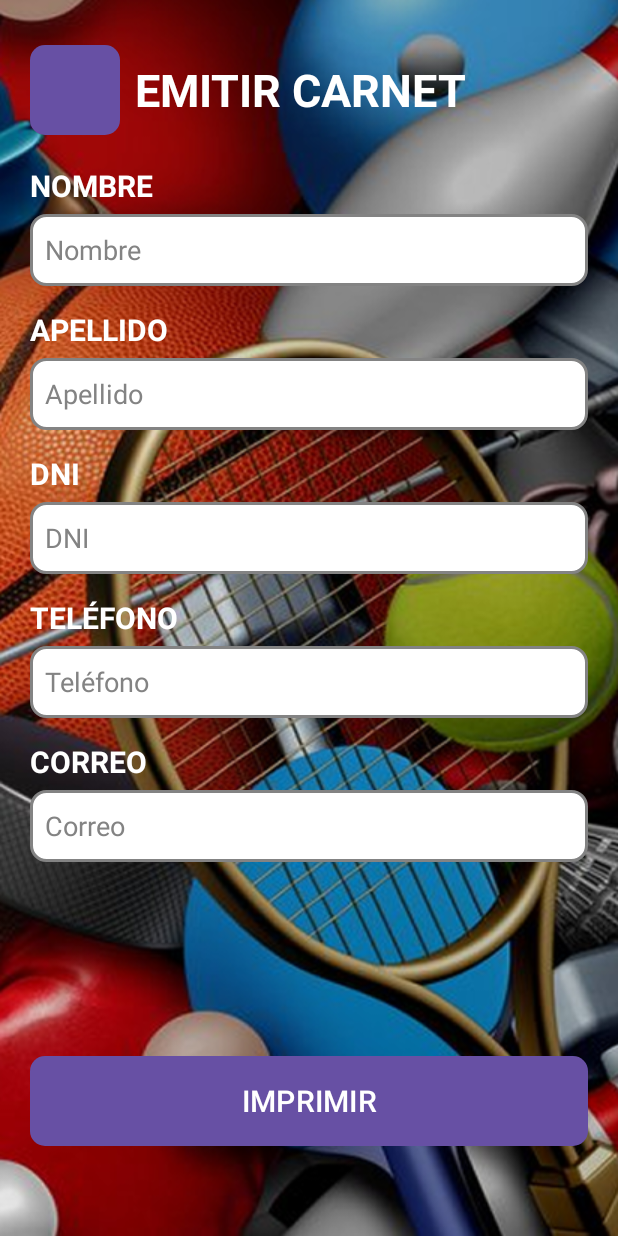
After one commit to gezcarlos22/GrupoTopacio, an Android app built with Jetpack Compose: the layout activity_emitir_carnet_valido.xml on its own in the app's theme, with its tools: preview values and no code run, on a phone screen of 412 x 824 dp. The commit adds this screen. Run offline under Robolectric (Android 15) with nearby library versions, the phone set to English and light mode, and no system bars.

Commit message:
Agrega ver vencimientos y emitir carnet

```diff
--- a/app/src/main/AndroidManifest.xml
+++ b/app/src/main/AndroidManifest.xml
@@ -51,6 +51,10 @@
                 <category android:name="android.intent.category.LAUNCHER" />
             </intent-filter>
         </activity>
+
+        <activity android:name=".VerVencimientosActivity" />
+
+        <activity android:name=".EmitirCarnetActivity" />
     </application>
 
 </manifest>
--- /dev/null
+++ b/app/src/main/res/layout/activity_emitir_carnet_valido.xml
@@ -0,0 +1,209 @@
+<?xml version="1.0" encoding="utf-8"?>
+<androidx.constraintlayout.widget.ConstraintLayout
+    xmlns:android="http://schemas.android.com/apk/res/android"
+    xmlns:app="http://schemas.android.com/apk/res-auto"
+    xmlns:tools="http://schemas.android.com/tools"
+    android:id="@+id/main"
+    android:layout_width="match_parent"
+    android:layout_height="match_parent"
+    android:background="@drawable/backgraund2"
+    android:paddingVertical="30dp"
+    tools:context=".EmitirCarnetActivity">
+
+    <ScrollView
+        android:layout_width="0dp"
+        android:layout_height="0dp"
+        android:layout_marginHorizontal="20dp"
+        app:layout_constraintTop_toTopOf="parent"
+        app:layout_constraintBottom_toTopOf="@id/btnImprimir"
+        app:layout_constraintStart_toStartOf="parent"
+        app:layout_constraintEnd_toEndOf="parent"
+        android:layout_marginBottom="16dp">
+
+        <LinearLayout
+            android:layout_width="match_parent"
+            android:layout_height="wrap_content"
+            android:orientation="vertical">
+
+            <LinearLayout
+                android:id="@+id/header_layout"
+                android:layout_width="match_parent"
+                android:layout_height="wrap_content"
+                android:gravity="center_vertical"
+                android:orientation="horizontal"
+                android:layout_marginBottom="20dp">
+
+                <Button
+                    android:id="@+id/btnVolverAtras"
+                    android:layout_width="60dp"
+                    android:layout_height="60dp"
+                    android:background="@drawable/buttonpurple_fondo"
+                    android:layout_marginEnd="10dp" />
+
+                <TextView
+                    android:layout_width="wrap_content"
+                    android:layout_height="wrap_content"
+                    android:text="EMITIR CARNET"
+                    android:textSize="30sp"
+                    android:textStyle="bold"
+                    android:textColor="@color/white" />
+            </LinearLayout>
+
+            <LinearLayout
+                android:layout_width="match_parent"
+                android:layout_height="wrap_content"
+                android:orientation="vertical"
+                android:layout_marginBottom="15dp">
+
+                <TextView
+                    android:layout_width="wrap_content"
+                    android:layout_height="wrap_content"
+                    android:layout_marginBottom="5dp"
+                    android:text="NOMBRE"
+                    android:textColor="@color/white"
+                    android:textSize="20sp"
+                    android:textStyle="bold" />
+
+                <EditText
+                    android:id="@+id/edit_nombre"
+                    android:layout_width="match_parent"
+                    android:layout_height="wrap_content"
+                    android:minHeight="48dp"
+                    android:hint="Nombre"
+                    android:inputType="textPersonName"
+                    android:padding="10dp"
+                    android:textColor="@color/black"
+                    android:textColorHint="@color/grey"
+                    android:background="@drawable/edittext_fondo" />
+            </LinearLayout>
+
+            <LinearLayout
+                android:layout_width="match_parent"
+                android:layout_height="wrap_content"
+                android:orientation="vertical"
+                android:layout_marginBottom="15dp">
+
+                <TextView
+                    android:layout_width="wrap_content"
+                    android:layout_height="wrap_content"
+                    android:layout_marginBottom="5dp"
+                    android:text="APELLIDO"
+                    android:textColor="@color/white"
+                    android:textSize="20sp"
+                    android:textStyle="bold" />
+
+                <EditText
+                    android:id="@+id/edit_apellido"
+                    android:layout_width="match_parent"
+                    android:layout_height="wrap_content"
+                    android:minHeight="48dp"
+                    android:hint="Apellido"
+                    android:inputType="textPersonName"
+                    android:padding="10dp"
+                    android:textColor="@color/black"
+                    android:textColorHint="@color/grey"
+                    android:background="@drawable/edittext_fondo" />
+            </LinearLayout>
+
+            <LinearLayout
+                android:layout_width="match_parent"
+                android:layout_height="wrap_content"
+                android:orientation="vertical"
+                android:layout_marginBottom="15dp">
+
+                <TextView
+                    android:layout_width="wrap_content"
+                    android:layout_height="wrap_content"
+                    android:layout_marginBottom="5dp"
+                    android:text="DNI"
+                    android:textColor="@color/white"
+                    android:textSize="20sp"
+                    android:textStyle="bold" />
+
+                <EditText
+                    android:id="@+id/edit_dni"
+                    android:layout_width="match_parent"
+                    android:layout_height="wrap_content"
+                    android:minHeight="48dp"
+                    android:hint="DNI"
+                    android:inputType="number"
+                    android:padding="10dp"
+                    android:textColor="@color/black"
+                    android:textColorHint="@color/grey"
+                    android:background="@drawable/edittext_fondo" />
+            </LinearLayout>
+
+            <LinearLayout
+                android:layout_width="match_parent"
+                android:layout_height="wrap_content"
+                android:orientation="vertical"
+                android:layout_marginBottom="15dp">
+
+                <TextView
+                    android:layout_width="wrap_content"
+                    android:layout_height="wrap_content"
+                    android:layout_marginBottom="5dp"
+                    android:text="TELÉFONO"
+                    android:textColor="@color/white"
+                    android:textSize="20sp"
+                    android:textStyle="bold" />
+
+                <EditText
+                    android:id="@+id/edit_telefono"
+                    android:layout_width="match_parent"
+                    android:layout_height="wrap_content"
+                    android:minHeight="48dp"
+                    android:hint="Teléfono"
+                    android:inputType="phone"
+                    android:padding="10dp"
+                    android:textColor="@color/black"
+                    android:textColorHint="@color/grey"
+                    android:background="@drawable/edittext_fondo" />
+            </LinearLayout>
+
+            <LinearLayout
+                android:layout_width="match_parent"
+                android:layout_height="wrap_content"
+                android:orientation="vertical"
+                android:layout_marginBottom="25dp">
+
+                <TextView
+                    android:layout_width="wrap_content"
+                    android:layout_height="wrap_content"
+                    android:layout_marginBottom="5dp"
+                    android:text="CORREO"
+                    android:textColor="@color/white"
+                    android:textSize="20sp"
+                    android:textStyle="bold" />
+
+                <EditText
+                    android:id="@+id/edit_correo"
+                    android:layout_width="match_parent"
+                    android:layout_height="wrap_content"
+                    android:minHeight="48dp"
+                    android:hint="Correo"
+                    android:inputType="textEmailAddress"
+                    android:padding="10dp"
+                    android:textColor="@color/black"
+                    android:textColorHint="@color/grey"
+                    android:background="@drawable/edittext_fondo" />
+            </LinearLayout>
+
+        </LinearLayout>
+    </ScrollView>
+
+    <Button
+        android:id="@+id/btnImprimir"
+        android:layout_width="0dp"
+        android:layout_height="60dp"
+        android:text="IMPRIMIR"
+        android:textSize="20sp"
+        android:background="@drawable/buttonpurple_fondo"
+        android:textColor="@color/white"
+        android:layout_marginHorizontal="20dp"
+        android:layout_marginBottom="30dp"
+        app:layout_constraintBottom_toBottomOf="parent"
+        app:layout_constraintStart_toStartOf="parent"
+        app:layout_constraintEnd_toEndOf="parent" />
+
+</androidx.constraintlayout.widget.ConstraintLayout>
```
Also changed, not shown: app/src/main/java/com/example/grupotopacio/EmitirCarnetActivity.kt (added, +25 -0 lines), app/src/main/java/com/example/grupotopacio/MenuPrincipalActivity.kt (+14 -0 lines), app/src/main/java/com/example/grupotopacio/VerVencimientosActivity.kt (added, +25 -0 lines), app/src/main/res/layout/activity_emitir_carnet.xml (added, +68 -0 lines), app/src/main/res/layout/activity_ver_vencimientos.xml (added, +54 -0 lines).
